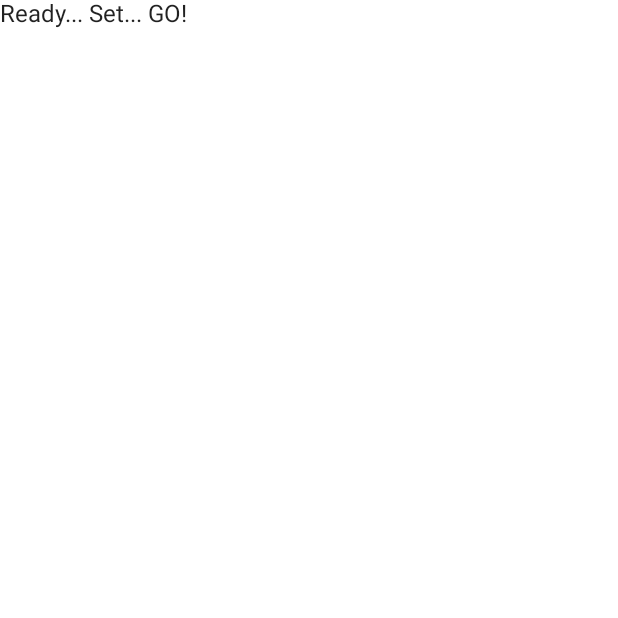
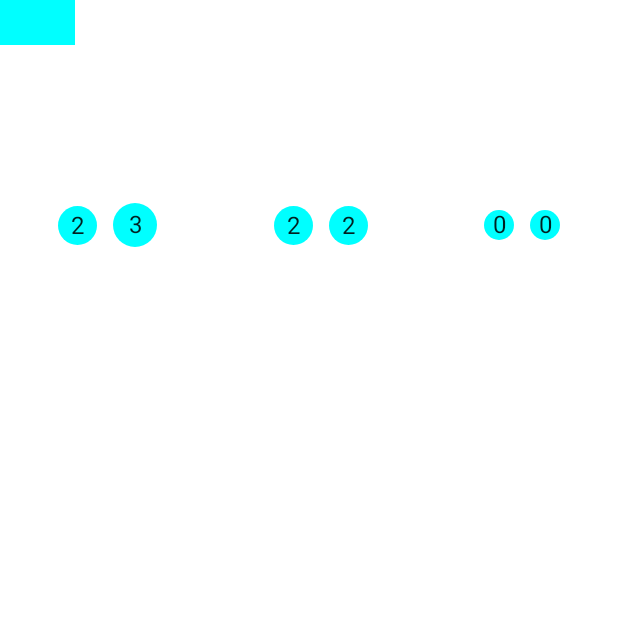
Before and after one commit to PolVerdaguerGrau/complock, an Android app built with Jetpack Compose: the screen it shows after launch (MainActivity), on a phone screen of 412 x 824 dp, the top half of it. Before the commit the part shown is almost empty. Run offline under Robolectric (Android 15) with nearby library versions, the phone set to English and light mode, and no system bars.

Commit message:
properly working clock

```diff
--- /dev/null
+++ b/app/src/main/java/com/example/androiddevchallenge/Clock.kt
@@ -0,0 +1,210 @@
+package com.example.androiddevchallenge
+
+import androidx.compose.animation.animateContentSize
+import androidx.compose.animation.core.animateDp
+import androidx.compose.animation.core.animateIntAsState
+import androidx.compose.animation.core.updateTransition
+import androidx.compose.animation.core.withInfiniteAnimationFrameMillis
+import androidx.compose.foundation.background
+import androidx.compose.foundation.layout.Arrangement
+import androidx.compose.foundation.layout.Box
+import androidx.compose.foundation.layout.Row
+import androidx.compose.foundation.layout.fillMaxWidth
+import androidx.compose.foundation.layout.height
+import androidx.compose.foundation.layout.offset
+import androidx.compose.foundation.layout.padding
+import androidx.compose.foundation.layout.width
+import androidx.compose.foundation.shape.CircleShape
+import androidx.compose.material.Text
+import androidx.compose.runtime.Composable
+import androidx.compose.runtime.LaunchedEffect
+import androidx.compose.runtime.getValue
+import androidx.compose.runtime.mutableStateOf
+import androidx.compose.runtime.remember
+import androidx.compose.runtime.setValue
+import androidx.compose.ui.Alignment
+import androidx.compose.ui.Modifier
+import androidx.compose.ui.draw.clip
+import androidx.compose.ui.graphics.Color
+import androidx.compose.ui.text.style.TextAlign
+import androidx.compose.ui.unit.dp
+import kotlinx.coroutines.isActive
+import java.util.*
+
+@Composable
+fun Clock() {
+    val calendar = remember { Calendar.getInstance() }
+    var seconds by remember { mutableStateOf(calendar[Calendar.SECOND]) }
+    var minutes by remember { mutableStateOf(calendar[Calendar.MINUTE]) }
+    var hours by remember { mutableStateOf(calendar[Calendar.HOUR_OF_DAY]) }
+    LaunchedEffect(key1 = Unit) {
+        while (isActive) {
+            withInfiniteAnimationFrameMillis {
+                calendar.timeInMillis = System.currentTimeMillis()
+                seconds = calendar[Calendar.SECOND]
+                minutes = calendar[Calendar.MINUTE]
+                hours = calendar[Calendar.HOUR_OF_DAY]
+            }
+        }
+    }
+    val hour1 = (hours / 10)
+    val hour2 = (hours % 10)
+    val minute1 = (minutes / 10)
+    val minute2 = (minutes % 10)
+    val seconds1 = (seconds / 10)
+    val seconds2 = (seconds % 10)
+
+
+    val transition = updateTransition(targetState = seconds)
+    val offset by transition.animateDp { s ->
+        when ((s % 10) % 4) {
+            0 ->
+                0.dp
+            1 ->
+                50.dp
+            2 ->
+                100.dp
+            else -> 150.dp
+        }
+    }
+    val size by transition.animateDp { s ->
+        when ((seconds % 10)) {
+            0, ->
+                50.dp
+            1 ->
+                100.dp
+            2 ->
+                50.dp
+            else -> 0.dp
+        }
+    }
+    Row(
+        Modifier
+            .fillMaxWidth()
+            .height(30.dp)
+            .offset(offset)
+    ) {
+        Box(
+            modifier = Modifier
+                .background(Color.Cyan)
+                .width(size)
+                .height(30.dp)
+        )
+    }
+
+
+    Row(
+        verticalAlignment = Alignment.CenterVertically,
+        horizontalArrangement = Arrangement.SpaceAround,
+        modifier = Modifier
+            .fillMaxWidth()
+            .height(300.dp)
+    ) {
+        Row(
+            modifier = Modifier.padding(10.dp, 10.dp),
+            verticalAlignment = Alignment.CenterVertically
+        ) {
+            val size: Int by animateIntAsState(targetValue = 20 + (hour1 * 3))
+            Box(
+                modifier = Modifier
+                    .padding(5.dp, 10.dp)
+                    .width(size.dp)
+                    .height(size.dp)
+                    .clip(CircleShape)
+                    .background(Color.Cyan),
+                contentAlignment = Alignment.Center
+            ) {
+                Text(
+                    text = "$hour1",
+                    textAlign = TextAlign.Center
+                )
+            }
+            val size1: Int by animateIntAsState(targetValue = 20 + (hour2 * 3))
+            Box(
+                modifier = Modifier
+                    .padding(5.dp, 10.dp)
+                    .width(size1.dp)
+                    .height(size1.dp)
+                    .clip(CircleShape)
+                    .background(Color.Cyan),
+                contentAlignment = Alignment.Center
+            ) {
+                Text(
+                    text = "$hour2",
+                    textAlign = TextAlign.Center
+                )
+            }
+        }
+        Row(
+            modifier = Modifier.padding(10.dp, 10.dp),
+            verticalAlignment = Alignment.CenterVertically
+        ) {
+            val size1: Int by animateIntAsState(targetValue = 20 + (minute1 * 3))
+            Box(
+                modifier = Modifier
+                    .padding(5.dp, 10.dp)
+                    .width(size1.dp)
+                    .height(size1.dp)
+                    .clip(CircleShape)
+                    .background(Color.Cyan),
+                contentAlignment = Alignment.Center
+            ) {
+                Text(
+                    text = "$minute1",
+                    textAlign = TextAlign.Center
+                )
+            }
+            val size: Int by animateIntAsState(targetValue = 20 + (minute2 * 3))
+            Box(
+                modifier = Modifier
+                    .padding(5.dp, 10.dp)
+                    .width(size.dp)
+                    .height(size.dp)
+                    .clip(CircleShape)
+                    .background(Color.Cyan),
+                contentAlignment = Alignment.Center
+            ) {
+                Text(
+                    text = "$minute2",
+                    textAlign = TextAlign.Center
+                )
+            }
+        }
+        Row(
+            modifier = Modifier.padding(10.dp, 10.dp),
+            verticalAlignment = Alignment.CenterVertically
+        ) {
+            val size1: Int by animateIntAsState(targetValue = 20 + (seconds1 * 3))
+            Box(
+                modifier = Modifier
+                    .animateContentSize()
+                    .padding(5.dp, 10.dp)
+                    .width(size1.dp)
+                    .height(size1.dp)
+                    .clip(CircleShape)
+                    .background(Color.Cyan),
+                contentAlignment = Alignment.Center
+            ) {
+                Text(
+                    text = "$seconds1",
+                    textAlign = TextAlign.Center
+                )
+            }
+            val size: Int by animateIntAsState(targetValue = 20 + (seconds2 * 3))
+            Box(
+                modifier = Modifier
+                    .padding(5.dp, 10.dp)
+                    .width(size.dp)
+                    .height(size.dp)
+                    .clip(CircleShape)
+                    .background(Color.Cyan),
+                contentAlignment = Alignment.Center
+            ) {
+                Text(
+                    text = "$seconds2",
+                    textAlign = TextAlign.Center
+                )
+            }
+        }
+    }
+}
```
Also changed, not shown: app/src/main/java/com/example/androiddevchallenge/MainActivity.kt (+151 -1 lines).
